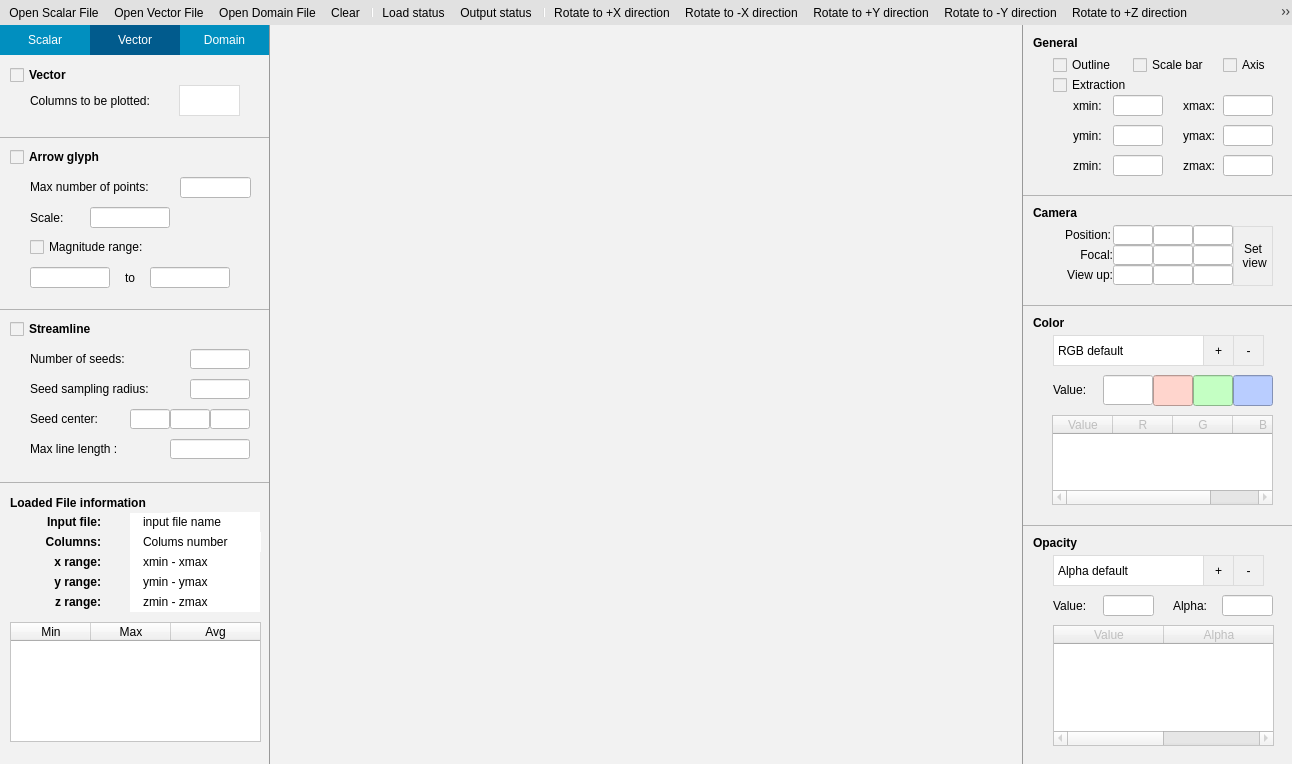
The window that SimpleView.ui (billcxx/MUPRO-visualization) describes before a commit, drawn with Qt 5.
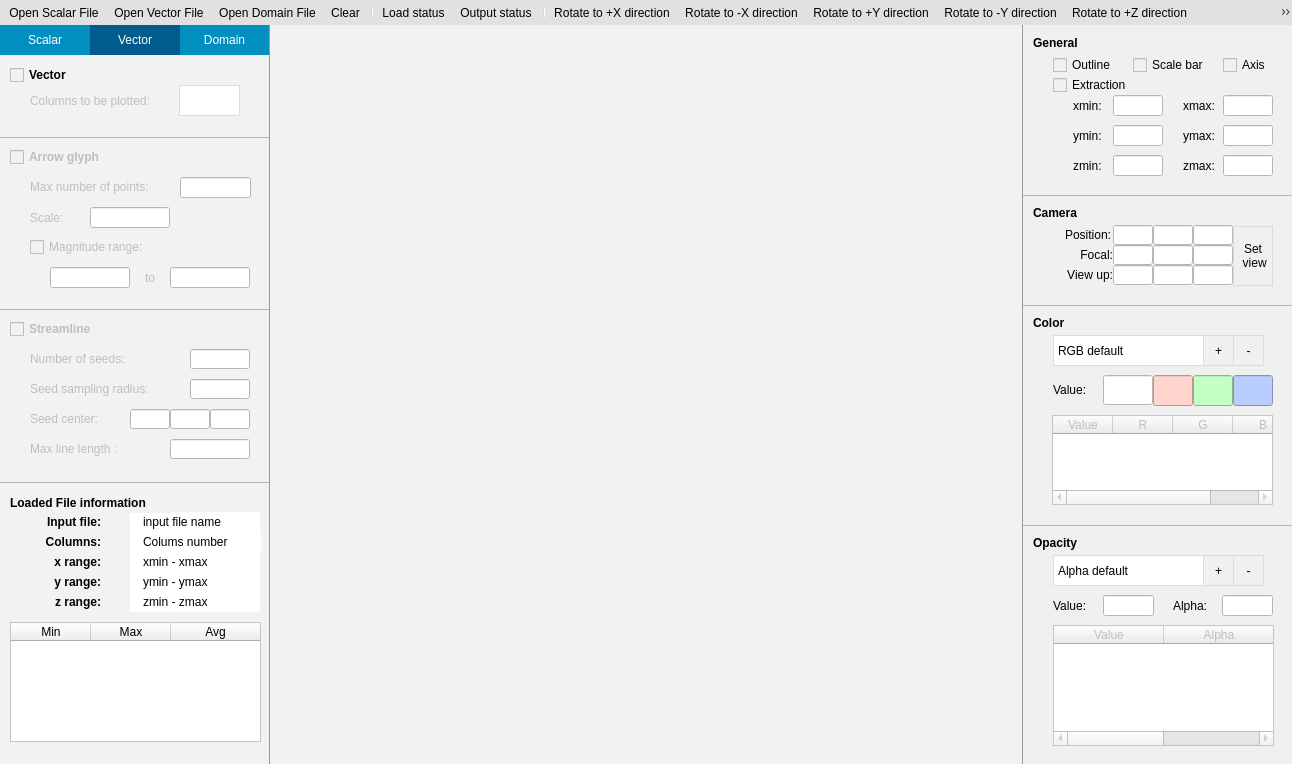
The same window after the commit. The open tabs and pages were chosen to show the change. Icons and pictures are not drawn. Custom widgets are drawn as their Qt base class.

```diff
--- a/SimpleView.ui
+++ b/SimpleView.ui
@@ -1547,6 +1547,9 @@
                     </property>
                    </widget>
                    <widget class="QLabel" name="label_2">
+                    <property name="enabled">
+                     <bool>false</bool>
+                    </property>
                     <property name="geometry">
                      <rect>
                       <x>30</x>
@@ -1619,9 +1622,12 @@
 }</string>
                    </property>
                    <widget class="QLineEdit" name="vectorValueMin_LE">
+                    <property name="enabled">
+                     <bool>false</bool>
+                    </property>
                     <property name="geometry">
                      <rect>
-                      <x>30</x>
+                      <x>50</x>
                       <y>130</y>
                       <width>80</width>
                       <height>21</height>
@@ -1629,9 +1635,12 @@
                     </property>
                    </widget>
                    <widget class="QLineEdit" name="vectorValueMax_LE">
+                    <property name="enabled">
+                     <bool>false</bool>
+                    </property>
                     <property name="geometry">
                      <rect>
-                      <x>150</x>
+                      <x>170</x>
                       <y>130</y>
                       <width>80</width>
                       <height>21</height>
@@ -1639,6 +1648,9 @@
                     </property>
                    </widget>
                    <widget class="QCheckBox" name="vectorRange_CB">
+                    <property name="enabled">
+                     <bool>false</bool>
+                    </property>
                     <property name="geometry">
                      <rect>
                       <x>30</x>
@@ -1651,7 +1663,10 @@
                      <string>Magnitude range:</string>
                     </property>
                    </widget>
-                   <widget class="QLabel" name="label_4">
+                   <widget class="QLabel" name="vectorScale_LB">
+                    <property name="enabled">
+                     <bool>false</bool>
+                    </property>
                     <property name="geometry">
                      <rect>
                       <x>30</x>
@@ -1674,10 +1689,13 @@
                      </rect>
                     </property>
                    </widget>
-                   <widget class="QLabel" name="label_7">
+                   <widget class="QLabel" name="vectorTo_LB">
+                    <property name="enabled">
+                     <bool>false</bool>
+                    </property>
                     <property name="geometry">
                      <rect>
-                      <x>110</x>
+                      <x>130</x>
                       <y>130</y>
                       <width>40</width>
                       <height>21</height>
@@ -1691,6 +1709,9 @@
                     </property>
                    </widget>
                    <widget class="QCheckBox" name="vectorGlyph_CB">
+                    <property name="enabled">
+                     <bool>false</bool>
+                    </property>
                     <property name="geometry">
                      <rect>
                       <x>10</x>
@@ -1709,12 +1730,15 @@
                      <string>Arrow glyph</string>
                     </property>
                    </widget>
-                   <widget class="QLabel" name="label_37">
+                   <widget class="QLabel" name="vectorMaxPoints_LB">
+                    <property name="enabled">
+                     <bool>false</bool>
+                    </property>
                     <property name="geometry">
                      <rect>
                       <x>30</x>
                       <y>40</y>
-                      <width>151</width>
+                      <width>141</width>
                       <height>20</height>
                      </rect>
                     </property>
@@ -1775,7 +1799,10 @@
 	border-top:1px solid rgb(179, 179, 179);
 }</string>
                    </property>
-                   <widget class="QLabel" name="label_11">
+                   <widget class="QLabel" name="streamSampleRadius_LB">
+                    <property name="enabled">
+                     <bool>false</bool>
+                    </property>
                     <property name="geometry">
                      <rect>
                       <x>30</x>
@@ -1838,7 +1865,10 @@
                      </rect>
                     </property>
                    </widget>
-                   <widget class="QLabel" name="label_10">
+                   <widget class="QLabel" name="streamSeedNum_LB">
+                    <property name="enabled">
+                     <bool>false</bool>
+                    </property>
                     <property name="geometry">
                      <rect>
                       <x>30</x>
@@ -1851,7 +1881,10 @@
                      <string>Number of seeds:</string>
                     </property>
                    </widget>
-                   <widget class="QLabel" name="label_34">
+                   <widget class="QLabel" name="streamSeedCenter_LB">
+                    <property name="enabled">
+                     <bool>false</bool>
+                    </property>
                     <property name="geometry">
                      <rect>
                       <x>30</x>
@@ -1865,6 +1898,9 @@
                     </property>
                    </widget>
                    <widget class="QCheckBox" name="streamline_CB">
+                    <property name="enabled">
+                     <bool>false</bool>
+                    </property>
                     <property name="geometry">
                      <rect>
                       <x>10</x>
@@ -1883,7 +1919,10 @@
                      <string>Streamline</string>
                     </property>
                    </widget>
-                   <widget class="QLabel" name="label_36">
+                   <widget class="QLabel" name="streamMaxLength_LB">
+                    <property name="enabled">
+                     <bool>false</bool>
+                    </property>
                     <property name="geometry">
                      <rect>
                       <x>30</x>
```
Left out of the diff: 94 changed lines with no effect on the pictures.
